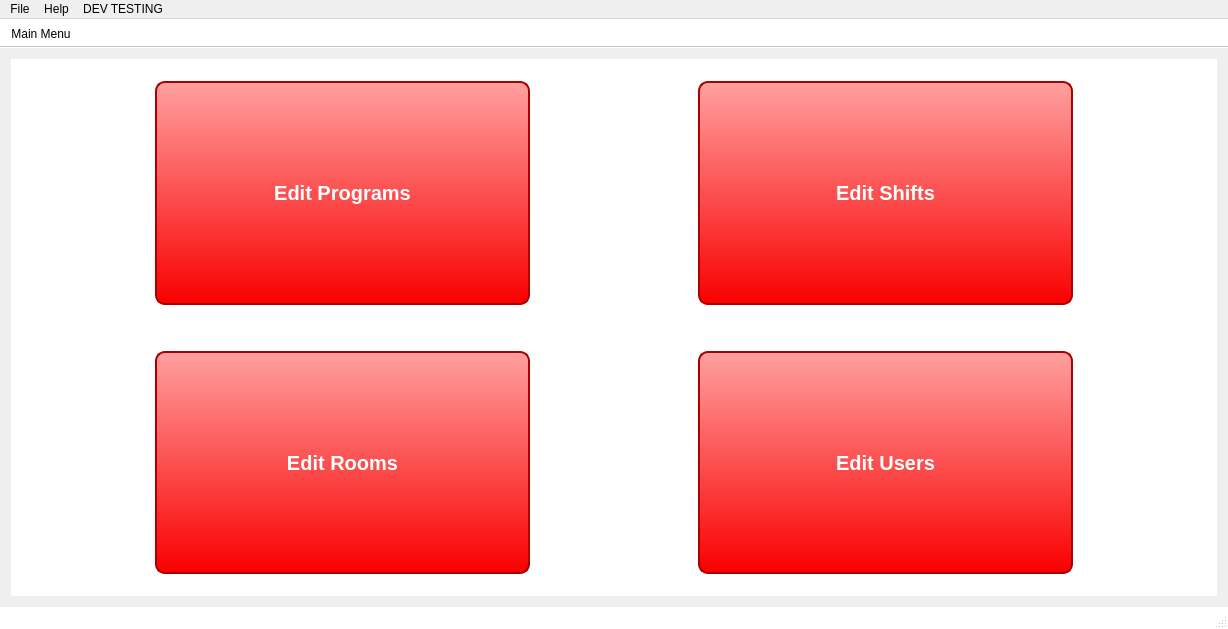
Before: the Qt Designer form ArcApp/mainwindow.ui in Arc-Project/Arc, drawn with Qt 5.
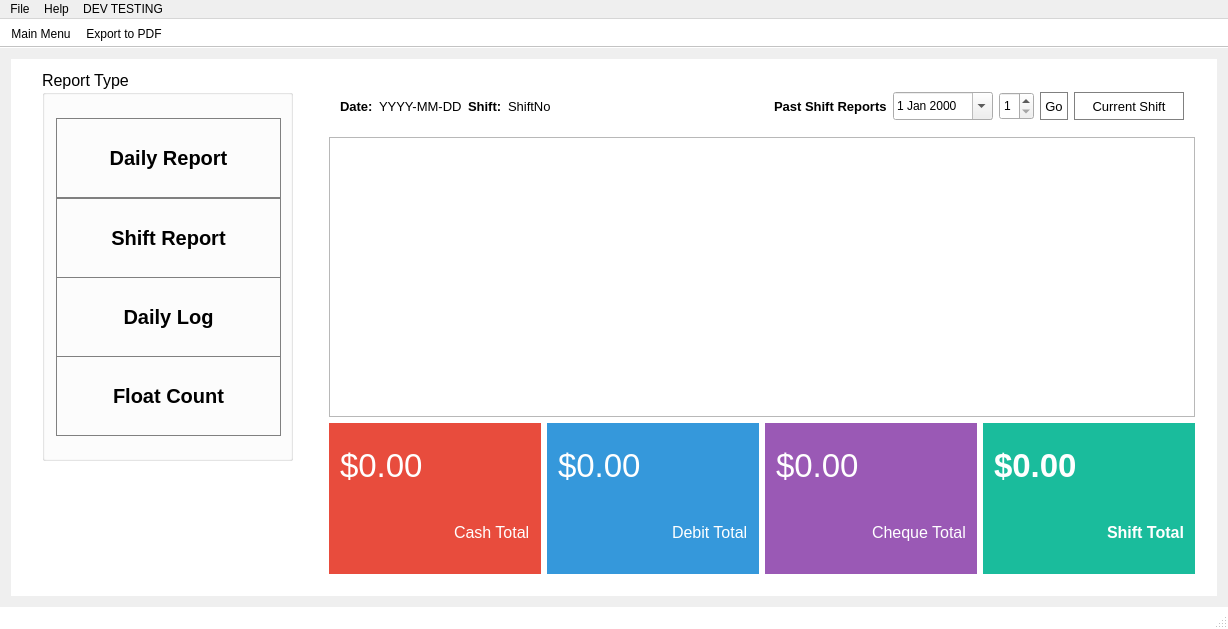
After: the same form once the commit is applied. Icons and pictures are not drawn.

Commit message: started report UI, shift report UI

The edit to the form file:
```diff
--- a/ArcApp/mainwindow.ui
+++ b/ArcApp/mainwindow.ui
@@ -32,26 +32,41 @@
 }
 
 
-QWidget#wdg_mainScreen QPushButton, QWidget#wdg_admin QPushButton{
+QWidget#wdg_mainScreen QPushButton, QWidget#wdg_admin QPushButton/*, QWidget#wdg_reports QPushButton*/{
 	border: 2px solid #ab0000;
+	border-radius: 10px;
 	color: white;
 	background-color: qlineargradient(x1: 0, y1: 0, x2: 0, y2: 1, stop: 0 #ffa0a0, stop: 1 #f90000);
 }
 
-QWidget#wdg_mainScreen QPushButton, QWidget#wdg_admin QPushButton:hover {
+QWidget#wdg_mainScreen QPushButton:hover, QWidget#wdg_admin QPushButton:hover/*, QWidget#wdg_reports QPushButton:hover*/{
 	background-color: qlineargradient(x1: 0, y1: 0, x2: 0, y2: 1, stop: 0 #ff9090, stop: 1 #f80000);
 }
 
-QWidget#wdg_mainScreen QPushButton, QWidget#wdg_admin QPushButton:pressed{
+QWidget#wdg_mainScreen QPushButton:pressed, QWidget#wdg_admin QPushButton:pressed/*, QWidget#wdg_reports QPushButton:pressed*/{
 	background-color: qlineargradient(x1: 0, y1: 0, x2: 0, y2: 1, stop: 0 #f90000, stop: 1 #ffa0a0);
 }
 
-QWidget#wdg_mainScreen QPushButton, QWidget#wdg_admin QPushButton {
-		border-radius: 10px;
+QDateEdit::drop-down {
+	image: url(:/qss_icons/img/calendar.png);
 }
 
-QSpinBox::button {
-    border-image: url(:/qss_icons/img/radio_checked_disabled.png);
+QWidget#wdg_cashTotal{
+	background-color: #E84C3D;
+
+}
+QWidget#wdg_debitTotal{
+	background-color: #3598DB;
+}
+QWidget#wdg_cheqTotal{
+	background-color: #9A59B5;
+}
+QWidget#wdg_shiftTotal{
+	background-color: #1ABC9C;
+}
+
+QWidget#wdg_cashTotal QLabel, QWidget#wdg_debitTotal QLabel, QWidget#wdg_cheqTotal QLabel, QWidget#wdg_shiftTotal QLabel{
+	color: white;
 }
 
 
@@ -59,10 +74,10 @@
   </property>
   <widget class="QWidget" name="centralWidget">
    <layout class="QGridLayout" name="gridLayout_6">
-    <item row="0" column="0">
+    <item row="0" column="1">
      <widget class="QStackedWidget" name="stackedWidget">
       <property name="currentIndex">
-       <number>5</number>
+       <number>11</number>
       </property>
       <widget class="QWidget" name="mainMenu">
        <layout class="QGridLayout" name="gridLayout_5">
@@ -1612,9 +1627,578 @@
         </item>
        </layout>
       </widget>
+      <widget class="QWidget" name="page">
+       <layout class="QGridLayout" name="gridLayout_11">
+        <item row="0" column="0">
+         <layout class="QHBoxLayout" name="horizontalLayout_7">
+          <property name="spacing">
+           <number>0</number>
+          </property>
+          <item>
+           <widget class="QWidget" name="wdg_reports" native="true">
+            <property name="minimumSize">
+             <size>
+              <width>290</width>
+              <height>0</height>
+             </size>
+            </property>
+            <widget class="QGroupBox" name="grpBox_reports">
+             <property name="geometry">
+              <rect>
+               <x>20</x>
+               <y>0</y>
+               <width>251</width>
+               <height>391</height>
+              </rect>
+             </property>
+             <property name="font">
+              <font>
+               <pointsize>12</pointsize>
+              </font>
+             </property>
+             <property name="title">
+              <string>Report Type</string>
+             </property>
+             <layout class="QGridLayout" name="gridLayout_12">
+              <item row="0" column="0">
+               <layout class="QVBoxLayout" name="verticalLayout">
+                <property name="spacing">
+                 <number>0</number>
+                </property>
+                <property name="sizeConstraint">
+                 <enum>QLayout::SetNoConstraint</enum>
+                </property>
+                <property name="topMargin">
+                 <number>12</number>
+                </property>
+                <property name="bottomMargin">
+                 <number>12</number>
+                </property>
+                <item>
+                 <widget class="QPushButton" name="btn_dailyReport">
+                  <property name="minimumSize">
+                   <size>
+                    <width>225</width>
+                    <height>80</height>
+                   </size>
+                  </property>
+                  <property name="font">
+                   <font>
+                    <pointsize>15</pointsize>
+                    <weight>75</weight>
+                    <bold>true</bold>
+                   </font>
+                  </property>
+                  <property name="text">
+                   <string>Daily Report</string>
+                  </property>
+                 </widget>
+                </item>
+                <item>
+                 <widget class="QPushButton" name="btn_shiftReport">
+                  <property name="minimumSize">
+                   <size>
+                    <width>225</width>
+                    <height>80</height>
+                   </size>
+                  </property>
+                  <property name="font">
+                   <font>
+                    <pointsize>15</pointsize>
+                    <weight>75</weight>
+                    <bold>true</bold>
+                   </font>
+                  </property>
+                  <property name="text">
+                   <string>Shift Report</string>
+                  </property>
+                 </widget>
+                </item>
+                <item>
+                 <widget class="QPushButton" name="btn_dailyLog">
+                  <property name="minimumSize">
+                   <size>
+                    <width>225</width>
+                    <height>80</height>
+                   </size>
+                  </property>
+                  <property name="font">
+                   <font>
+                    <pointsize>15</pointsize>
+                    <weight>75</weight>
+                    <bold>true</bold>
+                   </font>
+                  </property>
+                  <property name="text">
+                   <string>Daily Log</string>
+                  </property>
+                 </widget>
+                </item>
+                <item>
+                 <widget class="QPushButton" name="btn_floatCount">
+                  <property name="minimumSize">
+                   <size>
+                    <width>225</width>
+                    <height>80</height>
+                   </size>
+                  </property>
+                  <property name="font">
+                   <font>
+                    <pointsize>15</pointsize>
+                    <weight>75</weight>
+                    <bold>true</bold>
+                   </font>
+                  </property>
+                  <property name="text">
+                   <string>Float Count</string>
+                  </property>
+                 </widget>
+                </item>
+               </layout>
+              </item>
+             </layout>
+            </widget>
+            <zorder>grpBox_reports</zorder>
+            <zorder>swdg_reports</zorder>
+            <zorder>swdg_reports</zorder>
+            <zorder>swdg_reports</zorder>
+            <zorder>swdg_reports</zorder>
+           </widget>
+          </item>
+         </layout>
+        </item>
+        <item row="0" column="1">
+         <widget class="QStackedWidget" name="swdg_reports">
+          <property name="currentIndex">
+           <number>0</number>
+          </property>
+          <widget class="QWidget" name="page_2">
+           <layout class="QGridLayout" name="gridLayout_18">
+            <item row="0" column="0">
+             <widget class="QWidget" name="wdg_shiftReport" native="true">
+              <layout class="QGridLayout" name="gridLayout_13">
+               <item row="0" column="0">
+                <layout class="QHBoxLayout" name="horizontalLayout_10">
+                 <item>
+                  <widget class="QLabel" name="lbl_shiftReportDate">
+                   <property name="font">
+                    <font>
+                     <pointsize>10</pointsize>
+                     <weight>75</weight>
+                     <bold>true</bold>
+                    </font>
+                   </property>
+                   <property name="text">
+                    <string>Date:</string>
+                   </property>
+                  </widget>
+                 </item>
+                 <item>
+                  <widget class="QLabel" name="lbl_shiftReportDateVal">
+                   <property name="font">
+                    <font>
+                     <pointsize>10</pointsize>
+                    </font>
+                   </property>
+                   <property name="text">
+                    <string>YYYY-MM-DD</string>
+                   </property>
+                  </widget>
+                 </item>
+                </layout>
+               </item>
+               <item row="0" column="4">
+                <layout class="QHBoxLayout" name="horizontalLayout_9">
+                 <item>
+                  <widget class="QLabel" name="lbl_pastShiftReports">
+                   <property name="font">
+                    <font>
+                     <pointsize>10</pointsize>
+                     <weight>75</weight>
+                     <bold>true</bold>
+                    </font>
+                   </property>
+                   <property name="text">
+                    <string>Past Shift Reports</string>
+                   </property>
+                  </widget>
+                 </item>
+                 <item>
+                  <widget class="QDateEdit" name="dateEdit">
+                   <property name="minimumSize">
+                    <size>
+                     <width>100</width>
+                     <height>28</height>
+                    </size>
+                   </property>
+                   <property name="calendarPopup">
+                    <bool>true</bool>
+                   </property>
+                  </widget>
+                 </item>
+                 <item>
+                  <widget class="QSpinBox" name="spinBox">
+                   <property name="minimumSize">
+                    <size>
+                     <width>35</width>
+                     <height>28</height>
+                    </size>
+                   </property>
+                   <property name="maximumSize">
+                    <size>
+                     <width>40</width>
+                     <height>16777215</height>
+                    </size>
+                   </property>
+                   <property name="readOnly">
+                    <bool>false</bool>
+                   </property>
+                   <property name="minimum">
+                    <number>1</number>
+                   </property>
+                   <property name="maximum">
+                    <number>3</number>
+                   </property>
+                  </widget>
+                 </item>
+                 <item>
+                  <widget class="QPushButton" name="pushButton">
+                   <property name="minimumSize">
+                    <size>
+                     <width>28</width>
+                     <height>28</height>
+                    </size>
+                   </property>
+                   <property name="maximumSize">
+                    <size>
+                     <width>28</width>
+                     <height>28</height>
+                    </size>
+                   </property>
+                   <property name="font">
+                    <font>
+                     <pointsize>10</pointsize>
+                    </font>
+                   </property>
+                   <property name="text">
+                    <string>Go</string>
+                   </property>
+                  </widget>
+                 </item>
+                 <item>
+                  <widget class="QPushButton" name="pushButton_2">
+                   <property name="minimumSize">
+                    <size>
+                     <width>110</width>
+                     <height>28</height>
+                    </size>
+                   </property>
+                   <property name="maximumSize">
+                    <size>
+                     <width>110</width>
+                     <height>28</height>
+                    </size>
+                   </property>
+                   <property name="font">
+                    <font>
+                     <pointsize>10</pointsize>
+                    </font>
+                   </property>
+                   <property name="text">
+                    <string>Current Shift</string>
+                   </property>
+                  </widget>
+                 </item>
+                </layout>
+               </item>
+               <item row="0" column="1">
+                <layout class="QHBoxLayout" name="horizontalLayout_11">
+                 <item>
+                  <widget class="QLabel" name="lbl_shiftReportShift">
+                   <property name="font">
+                    <font>
+                     <pointsize>10</pointsize>
+                     <weight>75</weight>
+                     <bold>true</bold>
+                    </font>
+                   </property>
+                   <property name="text">
+                    <string>Shift:</string>
+                   </property>
+                  </widget>
+                 </item>
+                 <item>
+                  <widget class="QLabel" name="lbl_shiftReportShiftVal">
+                   <property name="font">
+                    <font>
+                     <pointsize>10</pointsize>
+                    </font>
+                   </property>
+                   <property name="text">
+                    <string>ShiftNo</string>
+                   </property>
+                  </widget>
+                 </item>
+                </layout>
+               </item>
+               <item row="0" column="2">
+                <spacer name="horizontalSpacer_10">
+                 <property name="orientation">
+                  <enum>Qt::Horizontal</enum>
+                 </property>
+                 <property name="sizeHint" stdset="0">
+                  <size>
+                   <width>40</width>
+                   <height>20</height>
+                  </size>
+                 </property>
+                </spacer>
+               </item>
+              </layout>
+             </widget>
+            </item>
+            <item row="1" column="0">
+             <widget class="QTableView" name="tableView_2"/>
+            </item>
+            <item row="2" column="0">
+             <layout class="QHBoxLayout" name="horizontalLayout_8">
+              <item>
+               <widget class="QWidget" name="wdg_cashTotal" native="true">
+                <property name="minimumSize">
+                 <size>
+                  <width>180</width>
+                  <height>151</height>
+                 </size>
+                </property>
+                <layout class="QGridLayout" name="gridLayout_14">
+                 <item row="2" column="0">
+                  <spacer name="horizontalSpacer_6">
+                   <property name="orientation">
+                    <enum>Qt::Horizontal</enum>
+                   </property>
+                   <property name="sizeType">
+                    <enum>QSizePolicy::Expanding</enum>
+                   </property>
+                   <property name="sizeHint" stdset="0">
+                    <size>
+                     <width>40</width>
+                     <height>20</height>
+                    </size>
+                   </property>
+                  </spacer>
+                 </item>
+                 <item row="2" column="1">
+                  <widget class="QLabel" name="lbl_cashTotal">
+                   <property name="font">
+                    <font>
+                     <pointsize>12</pointsize>
+                    </font>
+                   </property>
+                   <property name="text">
+                    <string>Cash Total</string>
+                   </property>
+                  </widget>
+                 </item>
+                 <item row="1" column="0" colspan="2">
+                  <widget class="QLabel" name="lbl_cashAmt">
+                   <property name="font">
+                    <font>
+                     <pointsize>25</pointsize>
+                    </font>
+                   </property>
+                   <property name="text">
+                    <string>$0.00</string>
+                   </property>
+                  </widget>
+                 </item>
+                </layout>
+               </widget>
+              </item>
+              <item>
+               <widget class="QWidget" name="wdg_debitTotal" native="true">
+                <property name="minimumSize">
+                 <size>
+                  <width>180</width>
+                  <height>151</height>
+                 </size>
+                </property>
+                <layout class="QGridLayout" name="gridLayout_15">
+                 <item row="1" column="1">
+                  <widget class="QLabel" name="lbl_debitTotal">
+                   <property name="font">
+                    <font>
+                     <pointsize>12</pointsize>
+                    </font>
+                   </property>
+                   <property name="text">
+                    <string>Debit Total</string>
+                   </property>
+                  </widget>
+                 </item>
+                 <item row="1" column="0">
+                  <spacer name="horizontalSpacer_7">
+                   <property name="orientation">
+                    <enum>Qt::Horizontal</enum>
+                   </property>
+                   <property name="sizeType">
+                    <enum>QSizePolicy::Expanding</enum>
+                   </property>
+                   <property name="sizeHint" stdset="0">
+                    <size>
+                     <width>40</width>
+                     <height>20</height>
+                    </size>
+                   </property>
+                  </spacer>
+                 </item>
+                 <item row="0" column="0" colspan="2">
+                  <widget class="QLabel" name="lbl_debitAmt">
+                   <property name="font">
+                    <font>
+                     <pointsize>25</pointsize>
+                    </font>
+                   </property>
+                   <property name="text">
+                    <string>$0.00</string>
+                   </property>
+                  </widget>
+                 </item>
+                </layout>
+               </widget>
+              </item>
+              <item>
+               <widget class="QWidget" name="wdg_cheqTotal" native="true">
+                <property name="minimumSize">
+                 <size>
+                  <width>180</width>
+                  <height>151</height>
+                 </size>
+                </property>
+                <layout class="QGridLayout" name="gridLayout_16">
+                 <item row="1" column="1">
+                  <widget class="QLabel" name="lbl_cheqTotal">
+                   <property name="font">
+                    <font>
+                     <pointsize>12</pointsize>
+                    </font>
+                   </property>
+                   <property name="text">
+                    <string>Cheque Total</string>
+                   </property>
+                  </widget>
+                 </item>
+                 <item row="1" column="0">
+                  <spacer name="horizontalSpacer_8">
+                   <property name="orientation">
+                    <enum>Qt::Horizontal</enum>
+                   </property>
+                   <property name="sizeType">
+                    <enum>QSizePolicy::Expanding</enum>
+                   </property>
+                   <property name="sizeHint" stdset="0">
+                    <size>
+                     <width>40</width>
+                     <height>20</height>
+                    </size>
+                   </property>
+                  </spacer>
+                 </item>
+                 <item row="0" column="0" colspan="2">
+                  <widget class="QLabel" name="lbl_chequeAmt">
+                   <property name="font">
+                    <font>
+                     <pointsize>25</pointsize>
+                    </font>
+                   </property>
+                   <property name="text">
+                    <string>$0.00</string>
+                   </property>
+                  </widget>
+                 </item>
+                </layout>
+               </widget>
+              </item>
+              <item>
+               <widget class="QWidget" name="wdg_shiftTotal" native="true">
+                <property name="minimumSize">
+                 <size>
+                  <width>180</width>
+                  <height>151</height>
+                 </size>
+                </property>
+                <layout class="QGridLayout" name="gridLayout_17">
+                 <item row="1" column="1">
+                  <widget class="QLabel" name="lbl_shiftTotal">
+                   <property name="font">
+                    <font>
+                     <pointsize>12</pointsize>
+                     <weight>75</weight>
+                     <bold>true</bold>
+                    </font>
+                   </property>
+                   <property name="text">
+                    <string>Shift Total</string>
+                   </property>
+                  </widget>
+                 </item>
+                 <item row="1" column="0">
+                  <spacer name="horizontalSpacer_9">
+                   <property name="orientation">
+                    <enum>Qt::Horizontal</enum>
+                   </property>
+                   <property name="sizeType">
+                    <enum>QSizePolicy::Expanding</enum>
+                   </property>
+                   <property name="sizeHint" stdset="0">
+                    <size>
+                     <width>40</width>
+                     <height>20</height>
+                    </size>
+                   </property>
+                  </spacer>
+                 </item>
+                 <item row="0" column="0" colspan="2">
+                  <widget class="QLabel" name="lbl_shiftAmt">
+                   <property name="font">
+                    <font>
+                     <pointsize>25</pointsize>
+                     <weight>75</weight>
+                     <bold>true</bold>
+                    </font>
+                   </property>
+                   <property name="text">
+                    <string>$0.00</string>
+                   </property>
+                  </widget>
+                 </item>
+                </layout>
+               </widget>
+              </item>
+             </layout>
+            </item>
+           </layout>
+          </widget>
+          <widget class="QWidget" name="page_3"/>
+         </widget>
+        </item>
+       </layout>
+      </widget>
      </widget>
     </item>
    </layout>
+   <widget class="QSplitter" name="splitter">
+    <property name="geometry">
+     <rect>
+      <x>0</x>
+      <y>0</y>
+      <width>100</width>
+      <height>30</height>
+     </rect>
+    </property>
+    <property name="orientation">
+     <enum>Qt::Horizontal</enum>
+    </property>
+   </widget>
   </widget>
   <widget class="QMenuBar" name="menuBar">
    <property name="geometry">
@@ -1672,6 +2256,7 @@
     <bool>false</bool>
    </attribute>
    <addaction name="actionMain_Menu"/>
+   <addaction name="actionExport_to_PDF"/>
   </widget>
   <widget class="QStatusBar" name="statusBar"/>
   <action name="actionMain_Menu">
@@ -1704,6 +2289,11 @@
     <string>About</string>
    </property>
   </action>
+  <action name="actionExport_to_PDF">
+   <property name="text">
+    <string>Export to PDF</string>
+   </property>
+  </action>
  </widget>
  <layoutdefault spacing="6" margin="11"/>
  <resources/>
```
The commit also changes 5 other files.
